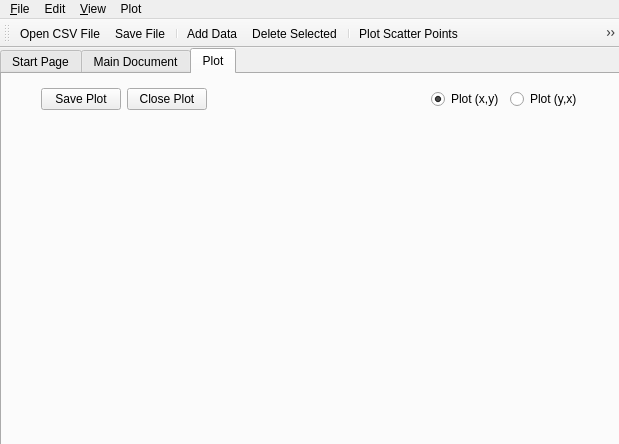
The window that mainwindow.ui (kushan02/GUI-CSV-Editor) describes before a commit, drawn with Qt 5.
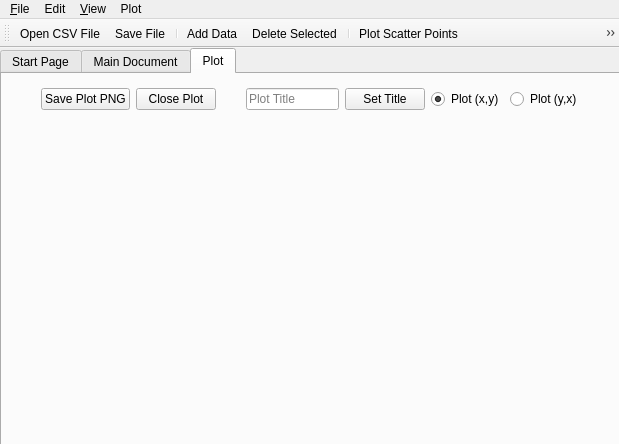
The same window after the commit. Icons and pictures are not drawn.

Commit message: enhanced save plot as png, add toolbar actions for the same

What changed in the file:
```diff
--- a/mainwindow.ui
+++ b/mainwindow.ui
@@ -185,7 +185,7 @@
        <item>
         <widget class="QPushButton" name="btn_save_plot">
          <property name="text">
-          <string>Save Plot</string>
+          <string>Save Plot PNG</string>
          </property>
         </widget>
        </item>
@@ -209,6 +209,23 @@
          </property>
         </spacer>
        </item>
+       <item>
+        <widget class="QLineEdit" name="input_plot_title">
+         <property name="maxLength">
+          <number>50</number>
+         </property>
+         <property name="placeholderText">
+          <string>Plot Title</string>
+         </property>
+        </widget>
+       </item>
+       <item>
+        <widget class="QPushButton" name="btn_set_plot_title">
+         <property name="text">
+          <string>Set Title</string>
+         </property>
+        </widget>
+       </item>
        <item>
         <widget class="QRadioButton" name="radio_plot_xy">
          <property name="text">
```
Left out of the diff: 19 changed lines with no effect on the pictures. The commit also changes 1 other file.
